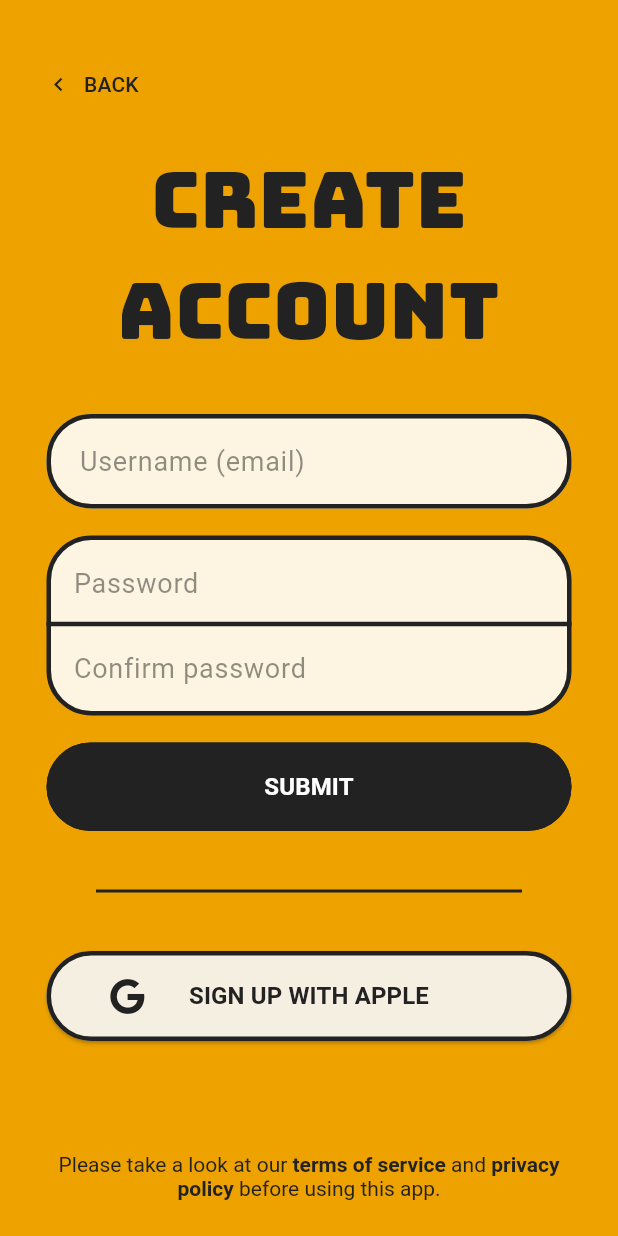
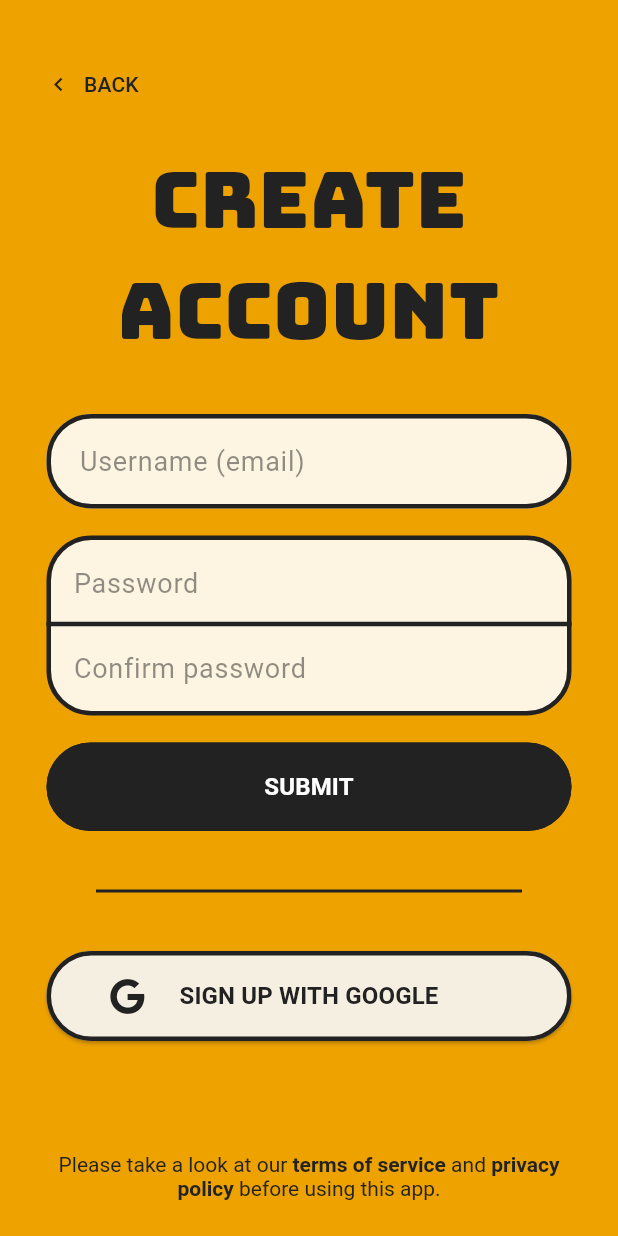
Before and after one commit to Toglefritz/Brine, a Flutter app: the CreateAccountView screen opened directly with empty values, on a phone screen of 412 x 824 dp. Run offline on Flutter 3.47's test engine with Material 2 defaults, Android fonts, the phone set to English and light mode, and no system bars; our stand-ins replace cloud_firestore, cloud_functions, firebase_auth, firebase_core, font_awesome_flutter, google_fonts and 1 more; missing offline and left inert: firebase_app_check; accounts and stored records are empty.

Commit message:
Updated create account with Google flow :mechanical_arm:

```diff
--- a/brine_app/lib/values/strings.dart
+++ b/brine_app/lib/values/strings.dart
@@ -12,8 +12,8 @@ class Strings {
   static const String onboardingLegalPrompt2 = ' before using this app.';
   static const String password = 'Password';
   static const String privacyPolicy = 'privacy policy';
-  static const String signUpWithGoogle = 'sign up with Apple';
-  static const String signUpWithApple = 'sign up with Google';
+  static const String signUpWithApple = 'sign up with Apple';
+  static const String signUpWithGoogle = 'sign up with Google';
   static const String submit = 'Submit';
   static const String termsOfService = 'terms of service';
   static const String username = 'Username (email)';
```
Also changed, not shown: brine_app/lib/firebase_options.dart, 7 other files.
